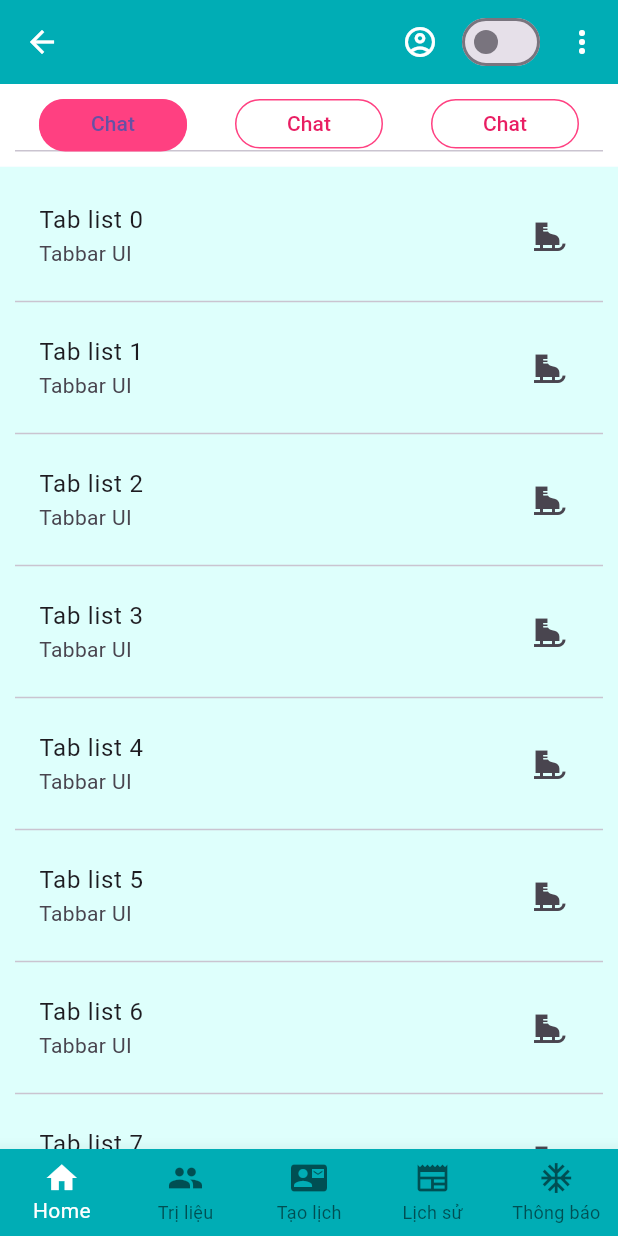
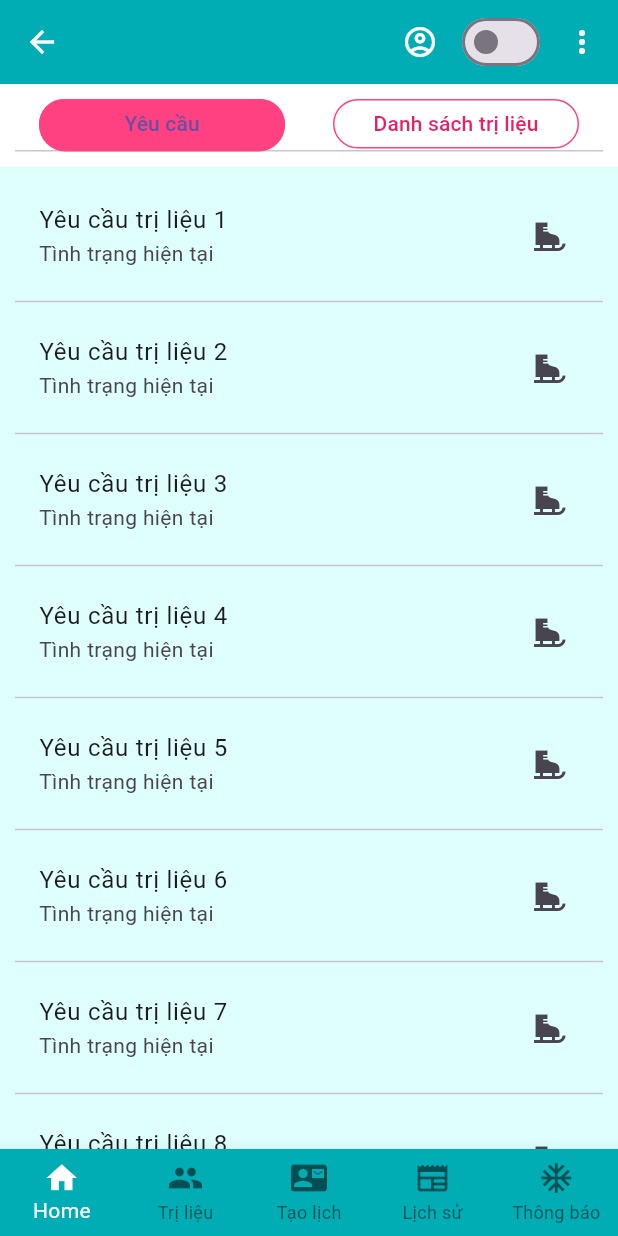
Before and after one commit to csf-whoami/moon-therapy, a Flutter app: the About screen opened directly with empty values, on a phone screen of 412 x 824 dp. Run offline on Flutter 3.47's test engine with Material 3 defaults, Android fonts, the phone set to English and light mode, and no system bars; our stand-ins replace dio, flutter_dotenv, shared_preferences; accounts and stored records are empty.

Commit message:
Edit list contents.

```diff
--- a/lib/features/main_app/Screens/mobile/about.dart
+++ b/lib/features/main_app/Screens/mobile/about.dart
@@ -34,7 +34,7 @@ class _AboutState extends State<About> {
         actions: actionsMenu(context),
       ),
       body: DefaultTabController(
-        length: 3,
+        length: 2,
         child: Column(
           children: [
             Material(
@@ -60,7 +60,7 @@ class _AboutState extends State<About> {
                                 Border.all(color: Colors.pinkAccent, width: 1)),
                         child: Align(
                           alignment: Alignment.center,
-                          child: Text('Chat'),
+                          child: Text('Yêu cầu'),
                         ),
                       ),
                     ),
@@ -73,20 +73,7 @@ class _AboutState extends State<About> {
                                 Border.all(color: Colors.pinkAccent, width: 1)),
                         child: Align(
                           alignment: Alignment.center,
-                          child: Text('Chat'),
-                        ),
-                      ),
-                    ),
-                    Tab(
-                      child: Container(
-                        height: 80,
-                        decoration: BoxDecoration(
-                            borderRadius: BorderRadius.circular(30),
-                            border:
-                                Border.all(color: Colors.pinkAccent, width: 1)),
-                        child: Align(
-                          alignment: Alignment.center,
-                          child: Text('Chat'),
+                          child: Text('Danh sách trị liệu'),
                         ),
                       ),
                     )
@@ -105,8 +92,8 @@ class _AboutState extends State<About> {
                     itemBuilder: (context, index) {
                       return ListTile(
                           onTap: () {},
-                          title: Text("Tab list ${index}"),
-                          subtitle: Text("Tabbar UI"),
+                          title: Text("Yêu cầu trị liệu ${index + 1}"),
+                          subtitle: Text("Tình trạng hiện tại"),
                           trailing: Icon(Icons.ice_skating));
                     }),
                 ListView.separated(
@@ -117,22 +104,10 @@ class _AboutState extends State<About> {
                     itemBuilder: (context, index) {
                       return ListTile(
                           onTap: () {},
-                          title: Text("Tab2 list ${index}"),
-                          subtitle: Text("Tabbar2 UI"),
+                          title: Text("Lần trị liệu ${index + 1}"),
+                          subtitle: Text("Tình trạng điều trị"),
                           trailing: Icon(Icons.arrow_circle_right));
-                    }),
-                ListView.separated(
-                    padding: EdgeInsets.all(10),
-                    itemCount: 20,
-                    separatorBuilder: (BuildContext context, int index) =>
-                        const Divider(),
-                    itemBuilder: (context, index) {
-                      return ListTile(
-                          onTap: () {},
-                          title: Text("Tab3 list ${index}"),
-                          subtitle: Text("Tabbar3 UI"),
-                          trailing: Icon(Icons.arrow_circle_right));
-                    }),
+                    })
               ],
             ))
           ],
```
